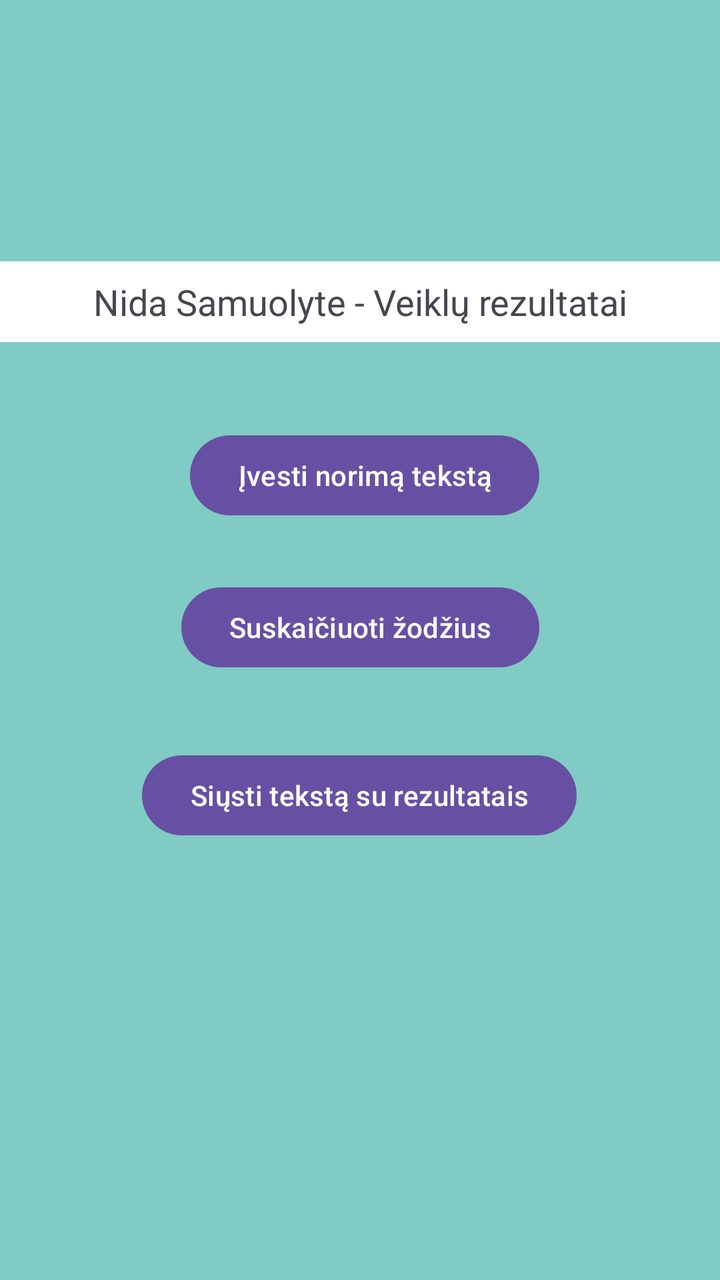
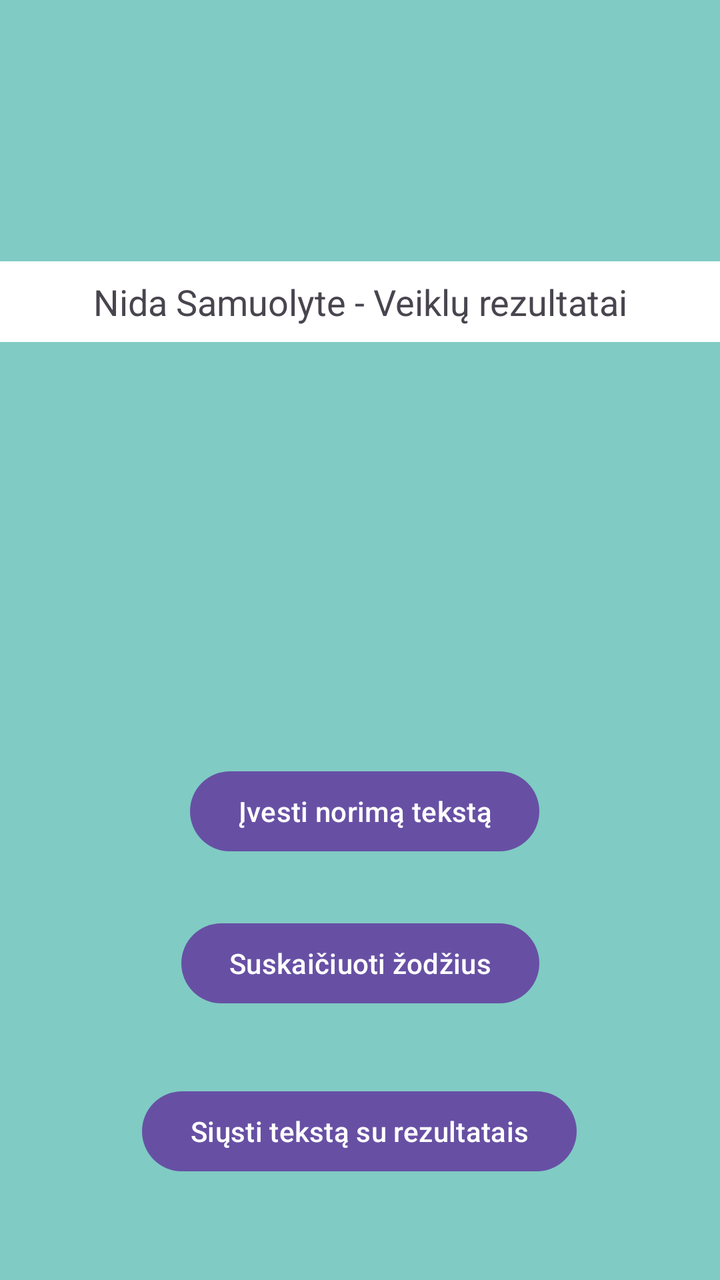

Compare the two renders of this Android layout. The source of the first and the diff that turns it into the second are given below.
<!-- AndroidManifest.xml: application theme Theme.LabWork -->
<!-- res/layout/activity_main.xml -->
<?xml version="1.0" encoding="utf-8"?>
<androidx.constraintlayout.widget.ConstraintLayout xmlns:android="http://schemas.android.com/apk/res/android"
    xmlns:app="http://schemas.android.com/apk/res-auto"
    xmlns:tools="http://schemas.android.com/tools"
    android:id="@+id/main"
    android:layout_width="match_parent"
    android:layout_height="match_parent"
    android:background="#80CBC4"
    tools:context=".MainActivity">

    <TextView
        android:id="@+id/tvRezultatai"
        android:layout_width="0dp"
        android:layout_height="wrap_content"
        android:background="#FFFFFF"
        android:padding="8dp"
        android:text="Nida Samuolyte - Veiklų rezultatai"
        android:textAlignment="center"
        android:textSize="18sp"
        app:layout_constraintBottom_toBottomOf="parent"
        app:layout_constraintEnd_toEndOf="parent"
        app:layout_constraintHorizontal_bias="0.0"
        app:layout_constraintStart_toStartOf="parent"
        app:layout_constraintTop_toTopOf="parent"
        app:layout_constraintVertical_bias="0.218" />

    <Button
        android:id="@+id/btnIvesti"
        android:layout_width="wrap_content"
        android:layout_height="wrap_content"
        android:text="Įvesti norimą tekstą"
        app:layout_constraintBottom_toBottomOf="parent"
        app:layout_constraintEnd_toEndOf="parent"
        app:layout_constraintHorizontal_bias="0.512"
        app:layout_constraintStart_toStartOf="parent"
        app:layout_constraintTop_toTopOf="parent"
        app:layout_constraintVertical_bias="0.361" />

    <Button
        android:id="@+id/btnSkaiciuoti"
        android:layout_width="wrap_content"
        android:layout_height="wrap_content"
        android:layout_marginTop="28dp"
        android:text="Suskaičiuoti žodžius"
        app:layout_constraintBottom_toBottomOf="parent"
        app:layout_constraintEnd_toEndOf="parent"
        app:layout_constraintStart_toStartOf="parent"
        app:layout_constraintTop_toBottomOf="@id/btnIvesti"
        app:layout_constraintVertical_bias="0.0" />

    <Button
        android:id="@+id/btnSiusti"
        android:layout_width="wrap_content"
        android:layout_height="wrap_content"
        android:layout_marginTop="36dp"
        android:text="Siųsti tekstą su rezultatais"
        app:layout_constraintBottom_toBottomOf="parent"
        app:layout_constraintEnd_toEndOf="parent"
        app:layout_constraintHorizontal_bias="0.497"
        app:layout_constraintStart_toStartOf="parent"
        app:layout_constraintTop_toBottomOf="@id/btnSkaiciuoti"
        app:layout_constraintVertical_bias="0.0" />

</androidx.constraintlayout.widget.ConstraintLayout>
<!-- resources referenced by this layout -->
<resources>
  <style name="Theme.LabWork" parent="Base.Theme.LabWork" />
  <style name="Base.Theme.LabWork" parent="Theme.Material3.DayNight.NoActionBar">
          
          
      </style>
</resources>

<!-- the commit's change to res/layout/activity_main.xml (unified diff, before → after) -->
@@ -33,8 +33,7 @@
         app:layout_constraintEnd_toEndOf="parent"
         app:layout_constraintHorizontal_bias="0.512"
         app:layout_constraintStart_toStartOf="parent"
-        app:layout_constraintTop_toTopOf="parent"
-        app:layout_constraintVertical_bias="0.361" />
+        app:layout_constraintTop_toBottomOf="@+id/tvRezultatai" />
 
     <Button
         android:id="@+id/btnSkaiciuoti"
